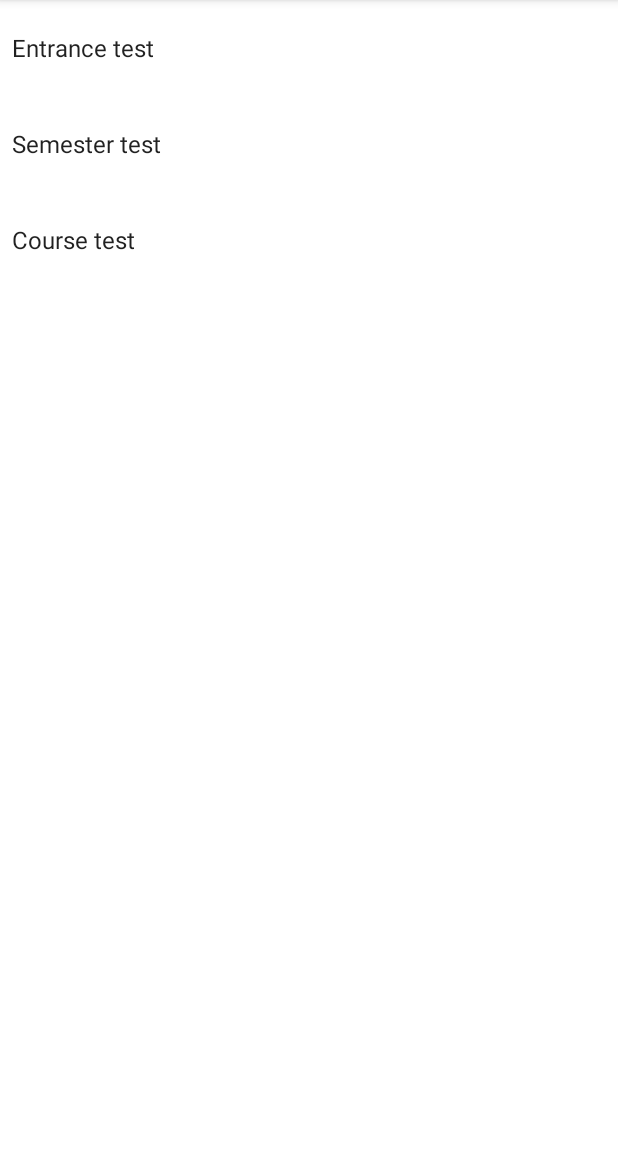
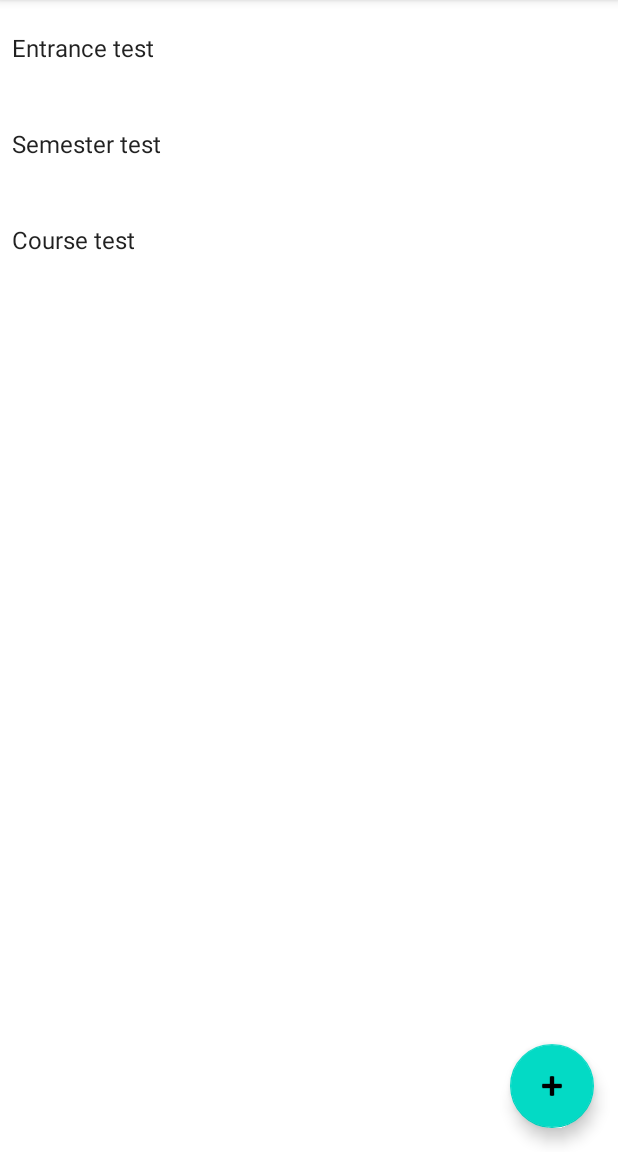
Before and after one commit to constanthinium/Exam, an Android app: the screen it shows after launch (MainActivity), on a phone screen of 412 x 824 dp, the part 84-1236 px from its top. Run offline under Robolectric (Android 15) with nearby library versions, the phone set to English and light mode, and no system bars.

Commit message:
Add tests creation

```diff
--- a/app/src/main/java/ru/kostyadzyuba/exam/MainActivity.kt
+++ b/app/src/main/java/ru/kostyadzyuba/exam/MainActivity.kt
@@ -1,18 +1,65 @@
 package ru.kostyadzyuba.exam
 
+import android.content.DialogInterface
 import android.os.Bundle
+import android.text.InputType
 import android.view.Menu
 import android.view.MenuItem
+import android.view.View
+import android.view.WindowManager
+import android.widget.Button
+import android.widget.EditText
+import android.widget.FrameLayout
 import androidx.appcompat.app.AlertDialog
 import androidx.appcompat.app.AppCompatActivity
+import androidx.core.widget.doAfterTextChanged
 import androidx.recyclerview.widget.RecyclerView
+import com.google.android.material.floatingactionbutton.FloatingActionButton
 
-class MainActivity : AppCompatActivity() {
+class MainActivity : AppCompatActivity(),
+    View.OnClickListener,
+    DialogInterface.OnClickListener,
+    DialogInterface.OnShowListener {
+
+    private var testsAdapter =
+        TestsAdapter(mutableListOf("Entrance test", "Semester test", "Course test"))
+    private lateinit var testTitleDialog: AlertDialog
+    private lateinit var testTitleText: EditText
+    private lateinit var positiveButton: Button
+
     override fun onCreate(savedInstanceState: Bundle?) {
         super.onCreate(savedInstanceState)
         setContentView(R.layout.activity_main)
         val tests = findViewById<RecyclerView>(R.id.tests)
-        tests.adapter = TestsAdapter(arrayOf("Entrance test", "Semester test", "Course test"))
+        tests.adapter = testsAdapter
+        val add = findViewById<FloatingActionButton>(R.id.add)
+        add.setOnClickListener(this)
+        initDialog()
+    }
+
+    private fun initDialog() {
+        testTitleText = EditText(this).apply {
+            inputType = InputType.TYPE_TEXT_FLAG_CAP_SENTENCES
+            hint = "Test title"
+            requestFocus()
+            doAfterTextChanged {
+                positiveButton.isEnabled = !it.isNullOrBlank()
+            }
+        }
+
+        testTitleDialog = AlertDialog.Builder(this)
+            .setTitle("Enter Test Title")
+            .setView(FrameLayout(this).apply {
+                val margin = resources.getDimension(R.dimen.dialog_margin).toInt()
+                setPadding(margin, 0, margin, 0)
+                addView(testTitleText)
+            })
+            .setPositiveButton("OK", this)
+            .setNegativeButton("Cancel", null)
+            .create().apply {
+                window?.setSoftInputMode(WindowManager.LayoutParams.SOFT_INPUT_STATE_VISIBLE)
+                setOnShowListener(this@MainActivity)
+            }
     }
 
     override fun onCreateOptionsMenu(menu: Menu): Boolean {
@@ -33,4 +80,22 @@ class MainActivity : AppCompatActivity() {
             else -> super.onOptionsItemSelected(item)
         }
     }
+
+    override fun onClick(view: View) {
+        when (view.id) {
+            R.id.add -> testTitleDialog.show()
+            else -> throw IllegalArgumentException("View.id")
+        }
+    }
+
+    override fun onClick(dialog: DialogInterface, which: Int) {
+        testsAdapter.testList.add(testTitleText.text.toString())
+        testsAdapter.notifyItemInserted(testsAdapter.testList.size - 1)
+        testTitleText.text.clear()
+    }
+
+    override fun onShow(dialog: DialogInterface) {
+        positiveButton = (dialog as AlertDialog).getButton(DialogInterface.BUTTON_POSITIVE)
+        positiveButton.isEnabled = false
+    }
 }
--- a/app/src/main/java/ru/kostyadzyuba/exam/TestsAdapter.kt
+++ b/app/src/main/java/ru/kostyadzyuba/exam/TestsAdapter.kt
@@ -6,7 +6,7 @@ import android.view.ViewGroup
 import android.widget.TextView
 import androidx.recyclerview.widget.RecyclerView
 
-class TestsAdapter(private val testList: Array<String>) :
+class TestsAdapter(val testList: MutableList<String>) :
     RecyclerView.Adapter<TestsAdapter.TestViewHolder>() {
     class TestViewHolder(itemView: View) : RecyclerView.ViewHolder(itemView) {
 
--- a/app/src/main/res/layout/activity_main.xml
+++ b/app/src/main/res/layout/activity_main.xml
@@ -12,4 +12,12 @@
         android:layout_height="match_parent"
         app:layoutManager="LinearLayoutManager" />
 
+    <com.google.android.material.floatingactionbutton.FloatingActionButton
+        android:id="@+id/add"
+        android:layout_width="wrap_content"
+        android:layout_height="wrap_content"
+        android:layout_gravity="bottom|end"
+        android:layout_margin="@dimen/fab_margin"
+        android:src="@android:drawable/ic_input_add" />
+
 </FrameLayout>
--- /dev/null
+++ b/app/src/main/res/values/dimens.xml
@@ -0,0 +1,5 @@
+<?xml version="1.0" encoding="utf-8"?>
+<resources>
+    <dimen name="fab_margin">16dp</dimen>
+    <dimen name="dialog_margin">20dp</dimen>
+</resources>
```
